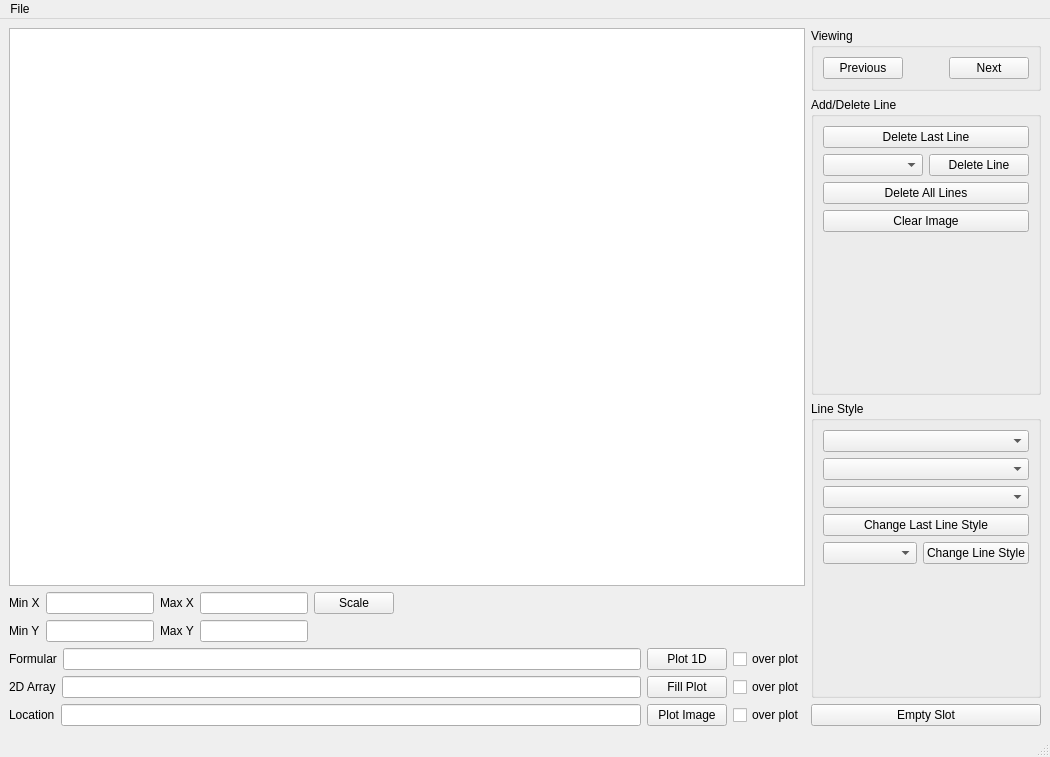
First picture: the form in PlotData/ui_MainWindowNDim.ui, repository neutrons/GUI_Tools, before the edit.
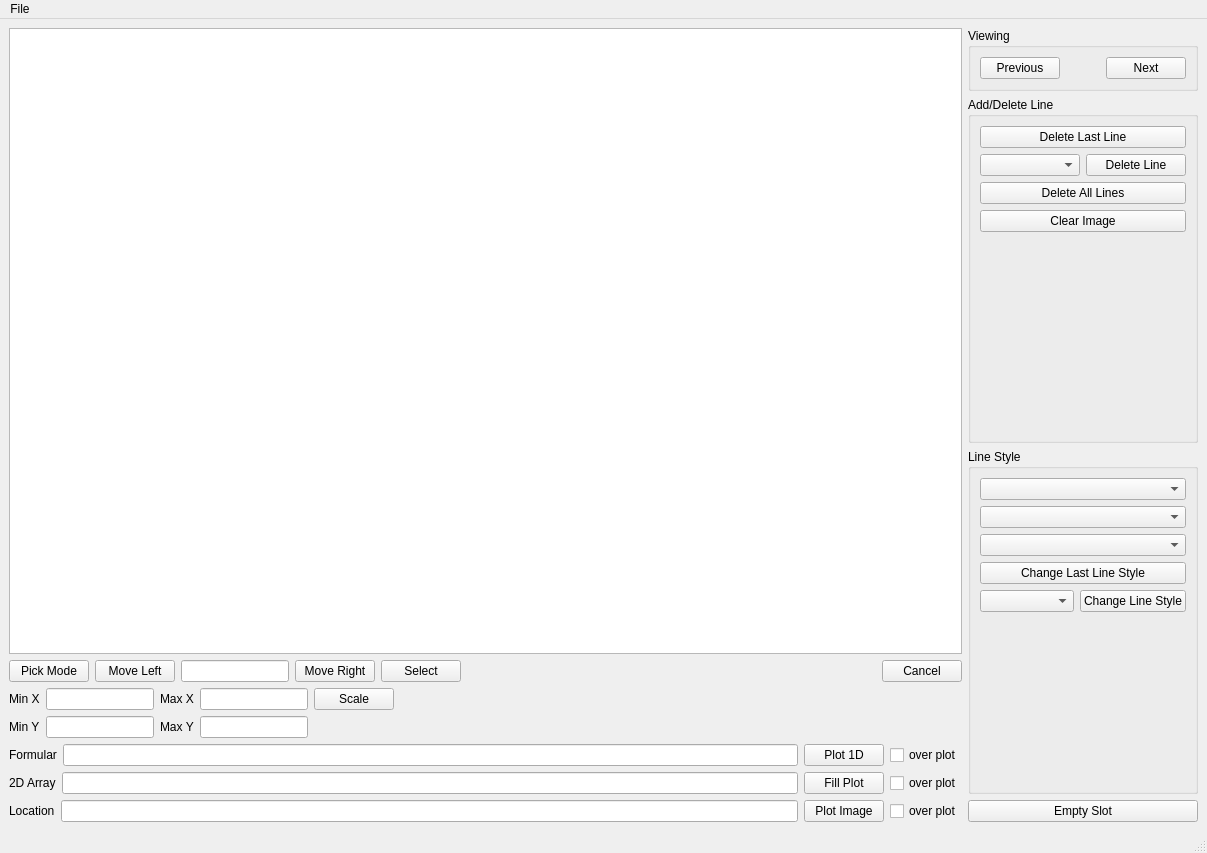
Second picture: the form after the edit. Custom widgets are drawn as their Qt base class.

Commit message: Checkpointing prototyping interacting with MplGraphicsView.

What changed in the file:
```diff
--- a/PlotData/ui_MainWindowNDim.ui
+++ b/PlotData/ui_MainWindowNDim.ui
@@ -6,10 +6,16 @@
    <rect>
     <x>0</x>
     <y>0</y>
-    <width>1050</width>
-    <height>757</height>
+    <width>1207</width>
+    <height>853</height>
    </rect>
   </property>
+  <property name="sizePolicy">
+   <sizepolicy hsizetype="Preferred" vsizetype="Preferred">
+    <horstretch>0</horstretch>
+    <verstretch>0</verstretch>
+   </sizepolicy>
+  </property>
   <property name="windowTitle">
    <string>MainWindow</string>
   </property>
@@ -22,7 +28,78 @@
         <item>
          <layout class="QHBoxLayout" name="horizontalLayout_2">
           <item>
-           <widget class="QGraphicsView" name="canvas"/>
+           <widget class="MplGraphicsView" name="canvas"/>
+          </item>
+         </layout>
+        </item>
+        <item>
+         <layout class="QHBoxLayout" name="horizontalLayout_9">
+          <item>
+           <widget class="QPushButton" name="pushButton_intoPickMode">
+            <property name="text">
+             <string>Pick Mode</string>
+            </property>
+           </widget>
+          </item>
+          <item>
+           <widget class="QPushButton" name="pushButton_moveLeft">
+            <property name="text">
+             <string>Move Left</string>
+            </property>
+           </widget>
+          </item>
+          <item>
+           <widget class="QLineEdit" name="lineEdit_step">
+            <property name="sizePolicy">
+             <sizepolicy hsizetype="Fixed" vsizetype="Fixed">
+              <horstretch>0</horstretch>
+              <verstretch>0</verstretch>
+             </sizepolicy>
+            </property>
+            <property name="minimumSize">
+             <size>
+              <width>20</width>
+              <height>0</height>
+             </size>
+            </property>
+            <property name="toolTip">
+             <string>&lt;html&gt;&lt;head/&gt;&lt;body&gt;&lt;p&gt;Step for moving cursor&lt;/p&gt;&lt;/body&gt;&lt;/html&gt;</string>
+            </property>
+           </widget>
+          </item>
+          <item>
+           <widget class="QPushButton" name="pushButton_moveRight">
+            <property name="text">
+             <string>Move Right</string>
+            </property>
+           </widget>
+          </item>
+          <item>
+           <widget class="QPushButton" name="pushButton_select">
+            <property name="text">
+             <string>Select</string>
+            </property>
+           </widget>
+          </item>
+          <item>
+           <spacer name="horizontalSpacer_4">
+            <property name="orientation">
+             <enum>Qt::Horizontal</enum>
+            </property>
+            <property name="sizeHint" stdset="0">
+             <size>
+              <width>40</width>
+              <height>20</height>
+             </size>
+            </property>
+           </spacer>
+          </item>
+          <item>
+           <widget class="QPushButton" name="pushButton_cancelInteractMode">
+            <property name="text">
+             <string>Cancel</string>
+            </property>
+           </widget>
           </item>
          </layout>
         </item>
@@ -441,7 +518,7 @@
     <rect>
      <x>0</x>
      <y>0</y>
-     <width>1050</width>
+     <width>1207</width>
      <height>25</height>
     </rect>
    </property>
@@ -463,6 +540,13 @@
    </property>
   </action>
  </widget>
+ <customwidgets>
+  <customwidget>
+   <class>MplGraphicsView</class>
+   <extends>QGraphicsView</extends>
+   <header>mplgraphicsview.h</header>
+  </customwidget>
+ </customwidgets>
  <resources/>
  <connections/>
 </ui>
```
The commit also changes 4 other files.
